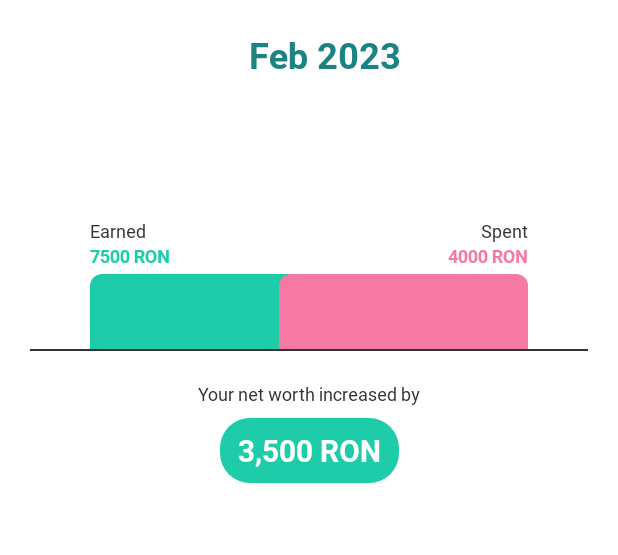
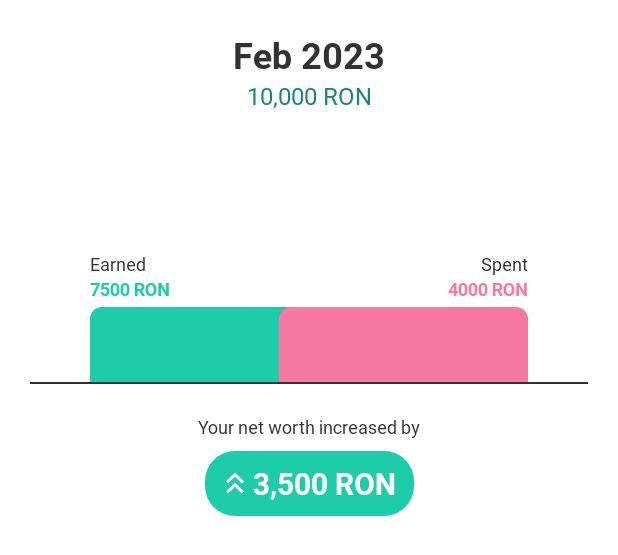
Before and after one commit to alexandru-rotariu-5/Finkeepy, an Android app: the layout bottom_sheet_record.xml on its own in the app's theme, with its tools: preview values and no code run, on a phone screen of 412 x 824 dp. Shown: the top 555 px of the screen. Run offline under Robolectric (Android 15) with nearby library versions, the phone set to English and light mode, and no system bars.

Commit message:
Improved record bottom sheet

```diff
--- a/app/src/main/res/drawable/bg_text_rounded_green.xml
+++ b/app/src/main/res/drawable/bg_text_rounded_green.xml
@@ -9,7 +9,7 @@
         android:topRightRadius="20dp" />
     <padding
         android:bottom="8dp"
-        android:left="12dp"
+        android:left="8dp"
         android:right="12dp"
         android:top="8dp" />
 </shape>
--- /dev/null
+++ b/app/src/main/res/drawable/ic_double_arrow_down.xml
@@ -0,0 +1,6 @@
+<vector android:height="24dp" android:tint="#FFFFFF"
+    android:viewportHeight="24" android:viewportWidth="24"
+    android:width="24dp" xmlns:android="http://schemas.android.com/apk/res/android">
+    <path android:fillColor="@android:color/white" android:pathData="M18,6.41l-1.41,-1.41l-4.59,4.58l-4.59,-4.58l-1.41,1.41l6,6z"/>
+    <path android:fillColor="@android:color/white" android:pathData="M18,13l-1.41,-1.41l-4.59,4.58l-4.59,-4.58l-1.41,1.41l6,6z"/>
+</vector>
--- a/app/src/main/res/layout/bottom_sheet_record.xml
+++ b/app/src/main/res/layout/bottom_sheet_record.xml
@@ -15,18 +15,28 @@
         android:id="@+id/tvDate"
         android:layout_width="wrap_content"
         android:layout_height="wrap_content"
-        android:layout_marginStart="20dp"
-        android:layout_marginBottom="4dp"
         android:fontFamily="@font/bold"
-        android:textAlignment="textEnd"
-        android:textColor="@color/turquoise"
+        android:textColor="@color/dark_grey"
         android:textSize="24sp"
         app:layout_constraintEnd_toEndOf="parent"
         app:layout_constraintStart_toStartOf="parent"
         app:layout_constraintTop_toTopOf="parent"
         tools:text="Feb 2023" />
 
+    <!-- Net worth -->
+    <TextView
+        android:id="@+id/tvNetWorth"
+        android:layout_width="wrap_content"
+        android:layout_height="wrap_content"
+        android:fontFamily="@font/regular"
+        android:textColor="@color/turquoise"
+        android:textSize="16sp"
+        app:layout_constraintEnd_toEndOf="parent"
+        app:layout_constraintStart_toStartOf="parent"
+        app:layout_constraintTop_toBottomOf="@id/tvDate"
+        tools:text="10,000 RON" />
 
+    <!-- Cashflow graph -->
     <androidx.constraintlayout.widget.ConstraintLayout
         android:id="@+id/clCashflowGraph"
         android:layout_width="match_parent"
@@ -35,7 +45,7 @@
         android:layout_marginTop="20dp"
         app:layout_constraintEnd_toEndOf="parent"
         app:layout_constraintStart_toStartOf="parent"
-        app:layout_constraintTop_toBottomOf="@id/tvDate">
+        app:layout_constraintTop_toBottomOf="@id/tvNetWorth">
 
         <TextView
             android:id="@+id/tvIncomeLabel"
@@ -126,19 +136,33 @@
         app:layout_constraintStart_toStartOf="parent"
         app:layout_constraintTop_toBottomOf="@id/vCashflowGraphSeparator" />
 
-    <TextView
-        android:id="@+id/tvCashflowValue"
+    <LinearLayout
+        android:id="@+id/llCashflow"
         android:layout_width="wrap_content"
         android:layout_height="wrap_content"
-        android:fontFamily="@font/bold"
-        android:textColor="@color/white"
-        android:background="@drawable/bg_text_rounded_green"
-        android:textSize="20sp"
         android:layout_marginTop="8dp"
+        android:gravity="center"
         app:layout_constraintEnd_toEndOf="parent"
         app:layout_constraintStart_toStartOf="parent"
         app:layout_constraintTop_toBottomOf="@id/tvCashflowLabel"
-        tools:text="3,500 RON" />
+        android:background="@drawable/bg_text_rounded_green"
+        android:orientation="horizontal">
 
+        <ImageView
+            android:id="@+id/ivCashflowArrow"
+            android:layout_width="wrap_content"
+            android:layout_height="wrap_content"
+            android:src="@drawable/ic_double_arrow_up" />
+
+        <TextView
+            android:id="@+id/tvCashflowValue"
+            android:layout_width="wrap_content"
+            android:layout_height="wrap_content"
+            android:fontFamily="@font/bold"
+            android:textColor="@color/white"
+            android:textSize="20sp"
+            tools:text="3,500 RON" />
+
+    </LinearLayout>
 
 </androidx.constraintlayout.widget.ConstraintLayout>
```
Also changed, not shown: app/src/main/java/com/alexrotariu/finkeepy/ui/dashboard/DashboardFragment.kt (+9 -4 lines), app/src/main/java/com/alexrotariu/finkeepy/ui/records/RecordBottomSheet.kt (+27 -6 lines).
